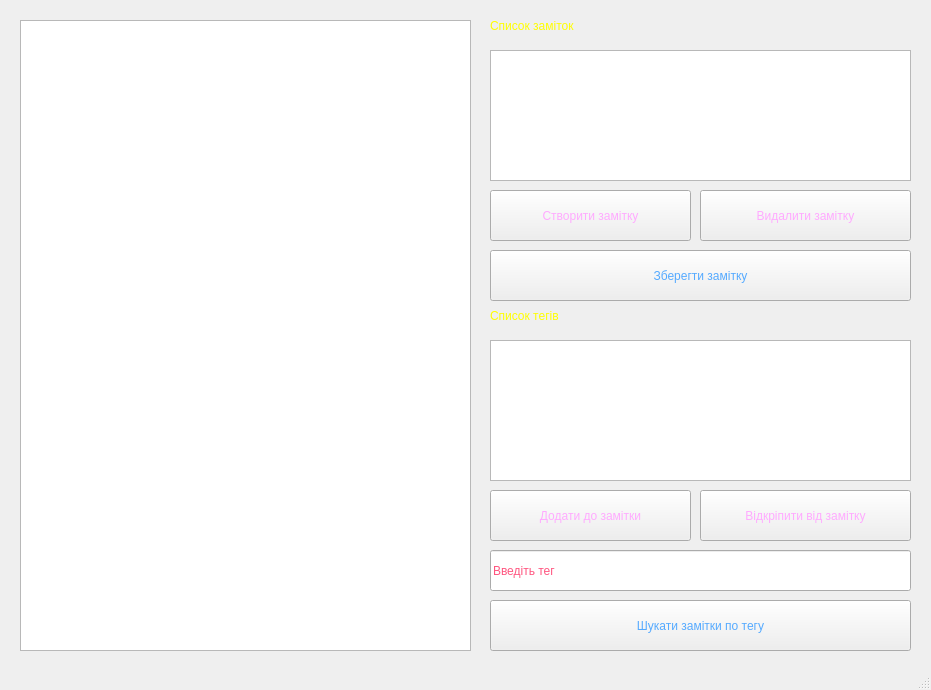
Qt form notes/untitled.ui (Logika-16-00/KATIA) before a commit.
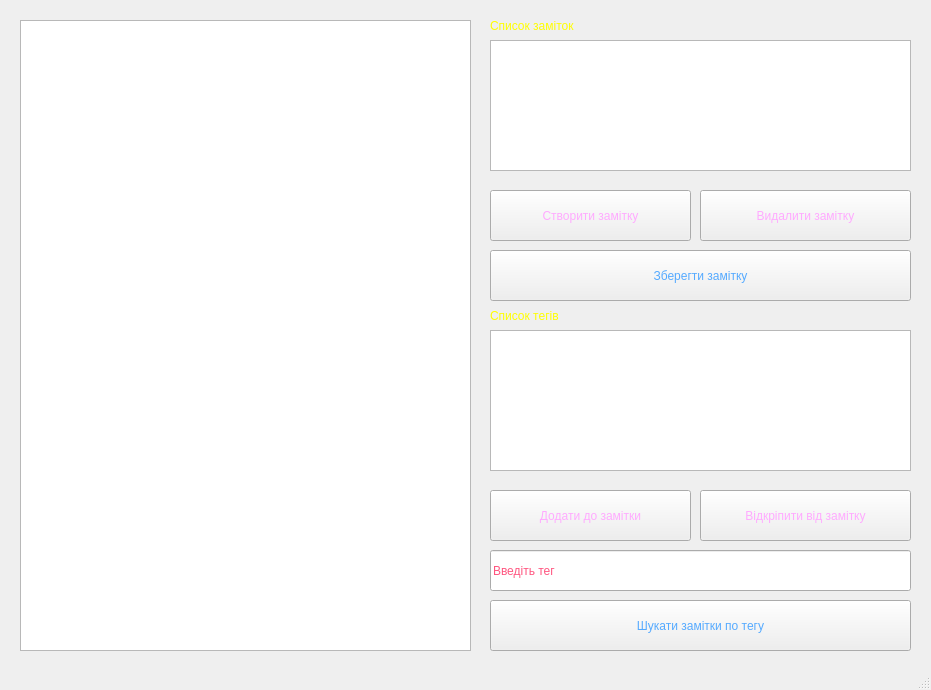
The same form after that commit.

Diff of the .ui file:
```diff
--- a/notes/untitled.ui
+++ b/notes/untitled.ui
@@ -60,7 +60,7 @@
     <property name="geometry">
      <rect>
       <x>490</x>
-      <y>50</y>
+      <y>40</y>
       <width>421</width>
       <height>131</height>
      </rect>
@@ -102,7 +102,7 @@
     <property name="geometry">
      <rect>
       <x>490</x>
-      <y>340</y>
+      <y>330</y>
       <width>421</width>
       <height>141</height>
      </rect>
```
Left out of the diff: 16 changed lines with no effect on the pictures.
